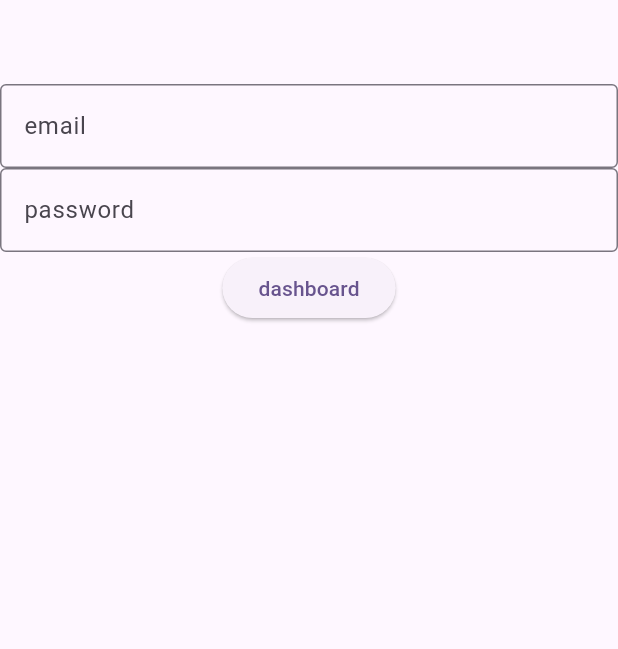
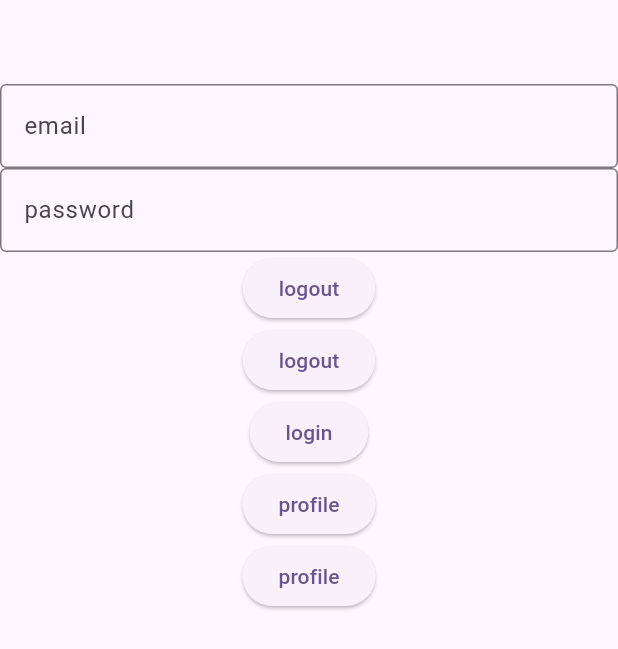
Before and after one commit to Sonusgit/EasilyBecho, a Flutter app: the screen it shows after launch, on a phone screen of 412 x 824 dp. Shown: the top 649 px of the screen. Run offline on Flutter 3.47's test engine with Material 3 defaults, Android fonts, the phone set to English and light mode, and no system bars; our stand-ins replace get; accounts and stored records are empty.

Commit message:
add apiservice, profile

```diff
--- a/lib/bindings/auth_binding.dart
+++ b/lib/bindings/auth_binding.dart
@@ -1,10 +1,10 @@
 import 'package:get/get.dart';
-import 'package:smartbecho/controllers/auth_controller.dart';
+import 'package:easilybecho/controllers/auth_controller.dart';
 
 class AuthBinding extends Bindings {
   @override
   void dependencies() {
     // Get.lazyPut<AuthController>(() => AuthController());
-    Get.put<AuthController>(AuthController(),permanent: true);
+    Get.put<AuthController>(AuthController(), permanent: true);
   }
 }
--- a/lib/bindings/dashboard_baindg.dart
+++ b/lib/bindings/dashboard_baindg.dart
@@ -1,5 +1,5 @@
 import 'package:get/get.dart';
-import 'package:smartbecho/controllers/dashboard_controller.dart';
+import 'package:easilybecho/controllers/dashboard_controller.dart';
 
 class DashboardBaindg extends Bindings {
   @override
--- /dev/null
+++ b/lib/bindings/profile_binding.dart
@@ -0,0 +1,9 @@
+import 'package:get/get.dart';
+import 'package:easilybecho/controllers/profile_controller.dart';
+
+class ProfileBinding extends Bindings {
+  @override
+  void dependencies() {
+    Get.put<ProfileController>(ProfileController(), permanent: true);
+  }
+}
--- a/lib/controllers/auth_controller.dart
+++ b/lib/controllers/auth_controller.dart
@@ -6,4 +6,6 @@ class AuthController extends GetxController {
 
    Rx<TextEditingController> emailController = TextEditingController().obs;
    Rx<TextEditingController> passwordController = TextEditingController().obs;
+
+
 }
--- /dev/null
+++ b/lib/controllers/profile_controller.dart
@@ -0,0 +1,38 @@
+import 'package:get/get.dart';
+import 'package:easilybecho/models/profile_model.dart';
+import 'package:easilybecho/services/api_service.dart';
+import 'package:easilybecho/utils/urls/urls.dart';
+
+class ProfileController extends GetxController {
+  RxBool isLoading = false.obs;
+  Rxn<ProfileModel> profile = Rxn<ProfileModel>();
+
+  // @override
+  // void onInit() {
+  //   super.onInit();
+  //   fetchProfile();
+  // }
+
+  Future<void> fetchProfile() async {
+    isLoading.value = true;
+    try {
+      // Assuming ApiService.requestGetApi returns a ProfileModel
+      final response = await ApiService.requestGetApi<ProfileModel>(
+        url: Urls.currentUser,
+        token: Urls.token,
+        fromJson: (json) => ProfileModel.fromJson(json),
+      );
+      if (response != null) {
+        profile.value = response;
+        isLoading.value = false;
+      } else {
+        isLoading.value = false;
+        Get.snackbar('Error', 'Failed to load profile');
+      }
+    } catch (e) {
+      Get.snackbar('Error', e.toString());
+    } finally {
+      isLoading.value = false;
+    }
+  }
+}
--- a/lib/main.dart
+++ b/lib/main.dart
@@ -1,8 +1,8 @@
+import 'package:easilybecho/routes/app_pages.dart';
+import 'package:easilybecho/routes/app_routes.dart';
+import 'package:easilybecho/utils/page_not_found.dart';
 import 'package:flutter/material.dart';
 import 'package:get/get.dart';
-import 'package:smartbecho/routes/app_pages.dart';
-import 'package:smartbecho/routes/app_routes.dart';
-import 'package:smartbecho/utils/page_not_found.dart';
 
 void main() {
   runApp(const MyApp());
@@ -18,7 +18,7 @@
 
       debugShowCheckedModeBanner: false,
 
-      title: 'SmartBecho',
+      title: 'EasilyBecho',
 
       theme: ThemeData(
         colorScheme: ColorScheme.fromSeed(seedColor: Colors.deepPurple),
--- a/lib/routes/app_pages.dart
+++ b/lib/routes/app_pages.dart
@@ -1,29 +1,47 @@
 import 'package:get/route_manager.dart';
-import 'package:smartbecho/bindings/auth_binding.dart';
-import 'package:smartbecho/bindings/dashboard_baindg.dart';
-import 'package:smartbecho/routes/app_routes.dart';
-import 'package:smartbecho/views/auth/login_screen.dart';
-import 'package:smartbecho/views/dashboard/dashboard_screen.dart';
+import 'package:easilybecho/bindings/auth_binding.dart';
+import 'package:easilybecho/bindings/dashboard_baindg.dart';
+import 'package:easilybecho/bindings/profile_binding.dart';
+import 'package:easilybecho/routes/app_routes.dart';
+import 'package:easilybecho/views/auth/login_screen.dart';
+import 'package:easilybecho/views/dashboard/dashboard_screen.dart';
+import 'package:easilybecho/views/profile/profile_screen.dart';
+import 'package:easilybecho/views/splash/splash_screen.dart';
 
 class AppPages {
   static const String initial = AppRoutes.login;
 
   static final routes = [
-
-    GetPage(name: AppRoutes.login ,
-     page: () => LoginScreen(),
+    // Splash Screen Route
+    GetPage(
+      name: AppRoutes.splash,
+      page: () => SplashScreen(),
+      transition: Transition.downToUp,
+      transitionDuration: Duration(milliseconds: 300),
+    ),
+    GetPage(
+      name: AppRoutes.login,
+      page: () => LoginScreen(),
       binding: AuthBinding(),
       transition: Transition.fadeIn,
-      transitionDuration: Duration(milliseconds: 300)
-     ),
+      transitionDuration: Duration(milliseconds: 300),
+    ),
 
-     // dashboard route
-     GetPage(name: AppRoutes.dashboard,
-     page: () =>DashboardScreen(),
+    // dashboard route
+    GetPage(
+      name: AppRoutes.dashboard,
+      page: () => DashboardScreen(),
       binding: DashboardBaindg(),
       transition: Transition.downToUp,
-      transitionDuration: Duration(milliseconds: 300)
-     ),
-
+      transitionDuration: Duration(milliseconds: 300),
+    ),
+    // profile route
+    GetPage(
+      name: AppRoutes.profile,
+      page: () => ProfileScreen(),
+      binding: ProfileBinding(),
+      transition: Transition.downToUp,
+      transitionDuration: Duration(milliseconds: 300),
+    ),
   ];
 }
--- a/lib/utils/components/components.dart
+++ b/lib/utils/components/components.dart
@@ -13,4 +13,15 @@ class Components {
        ),
     );
   }
+
+  static Widget buildElevatedButton({
+    required String label,
+    required VoidCallback onPressed,
+    bool isLoading = false,
+  }) {
+    return ElevatedButton(
+      onPressed: onPressed,
+      child: isLoading ? CircularProgressIndicator() : Text(label),
+    );
+  }
 }
--- /dev/null
+++ b/lib/utils/urls/urls.dart
@@ -0,0 +1,11 @@
+class Urls {
+  static const String baseUrl =
+      'https://backend-production-91e4.up.railway.app';
+  static const String token =
+      'eyJhbGciOiJIUzI1NiJ9.eyJzdWIiOiJzdXBlckFkbWluQGdtYWlsLmNvbSIsImV4cCI6MTc1MzczMTExMiwiaWF0IjoxNzUzMTI2MzEyfQ.emjb_TARjXdjmACGb7rtvxHj3ce85ZdfI948WdLKajA';
+  static const String login = '$baseUrl/login/jwt';
+  static const String logout = '$baseUrl/logout';
+  static const String userslist ='$baseUrl/users/getAllUsers?sortBy=id&order=dsc';
+  static const String checkSession ='$baseUrl/session-check';
+  static const String currentUser ='$baseUrl/users/current-user';
+}
--- a/lib/views/auth/login_screen.dart
+++ b/lib/views/auth/login_screen.dart
@@ -1,10 +1,11 @@
+import 'package:easilybecho/controllers/profile_controller.dart';
+import 'package:easilybecho/utils/components/components.dart';
 import 'package:flutter/material.dart';
 import 'package:get/get.dart';
-import 'package:get/get_core/src/get_main.dart';
-import 'package:http/http.dart';
-import 'package:smartbecho/controllers/auth_controller.dart';
-import 'package:smartbecho/routes/app_routes.dart';
-import 'package:smartbecho/utils/components/components.dart';
+import 'package:easilybecho/controllers/auth_controller.dart';
+import 'package:easilybecho/routes/app_routes.dart';
+import 'package:easilybecho/services/api_service.dart';
+import 'package:easilybecho/utils/urls/urls.dart';
 
 class LoginScreen extends StatelessWidget {
   const LoginScreen({super.key});
@@ -12,7 +13,7 @@ class LoginScreen extends StatelessWidget {
   @override
   Widget build(BuildContext context) {
     final authController = Get.find<AuthController>();
-
+    final profileController = Get.put(ProfileController());
     return Scaffold(
       appBar: AppBar(),
       body: SafeArea(
@@ -28,11 +29,54 @@ class LoginScreen extends StatelessWidget {
                 controller: authController.passwordController.value,
               ),
 
-              ElevatedButton(
+              Components.buildElevatedButton(
                 onPressed: () {
-                  Get.toNamed(AppRoutes.dashboard);
+                  // Get.toNamed(AppRoutes.dashboard);
+                  ApiService.requestGetApi(url: Urls.logout, token: Urls.token);
                 },
-                child: const Text('dashboard'),
+                label: 'logout',
+              ),
+
+              Components.buildElevatedButton(
+                onPressed: () {
+                  // Get.toNamed(AppRoutes.dashboard);
+                  ApiService.requestGetApi(url: Urls.login, token: Urls.token);
+                },
+                label: 'logout',
+              ),
+              Components.buildElevatedButton(
+                onPressed: () {
+                  Map data = {
+                    // "email": "superAdmin@gmail.com",
+                    // "password": "admin@1234",
+                    "email": authController.emailController.value.text,
+                    "password": authController.passwordController.value.text,
+                  };
+                  // Get.toNamed(AppRoutes.dashboard);
+                  ApiService.requestPostApi(Urls.login, data);
+                },
+                label: 'login',
+              ),
+              Components.buildElevatedButton(
+                label: 'profile',
+                onPressed: () {
+                  Get.toNamed(AppRoutes.profile);
+                  // ApiService.requestGetApi(url: Urls.currentUser, token: Urls.token);
+                  profileController.fetchProfile();
+                },
+              ),
+
+              Components.buildElevatedButton(
+                onPressed: () {
+                  // Get.toNamed(AppRoutes.dashboard);
+                  print(profileController.isLoading.value);
+                  ApiService.requestGetApi(
+                    url: Urls.currentUser,
+                    token: Urls.token,
+                  );
+                },
+                label: 'profile',
+                isLoading: profileController.isLoading.value,
               ),
             ],
           ),
--- a/pubspec.yaml
+++ b/pubspec.yaml
@@ -1,4 +1,4 @@
-name: smartbecho
+name: easilybecho
 description: "A new Flutter project."
 # The following line prevents the package from being accidentally published to
 # pub.dev using `flutter pub publish`. This is preferred for private packages.
```
Also changed, not shown: lib/models/profile_model.dart (added, +185 -0 lines), lib/services/api_service.dart (+46 -9 lines), lib/views/profile/profile_screen.dart (added, +49 -0 lines), lib/views/splash/splash_screen.dart (added, +27 -0 lines), flutter_01.png (deleted), 17 other files.
